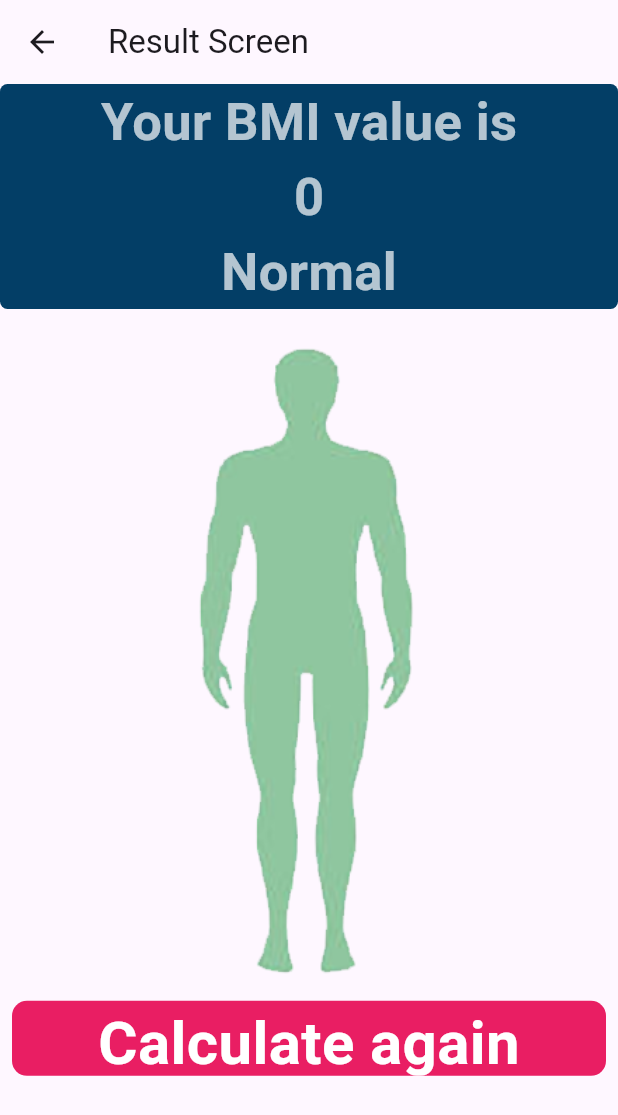
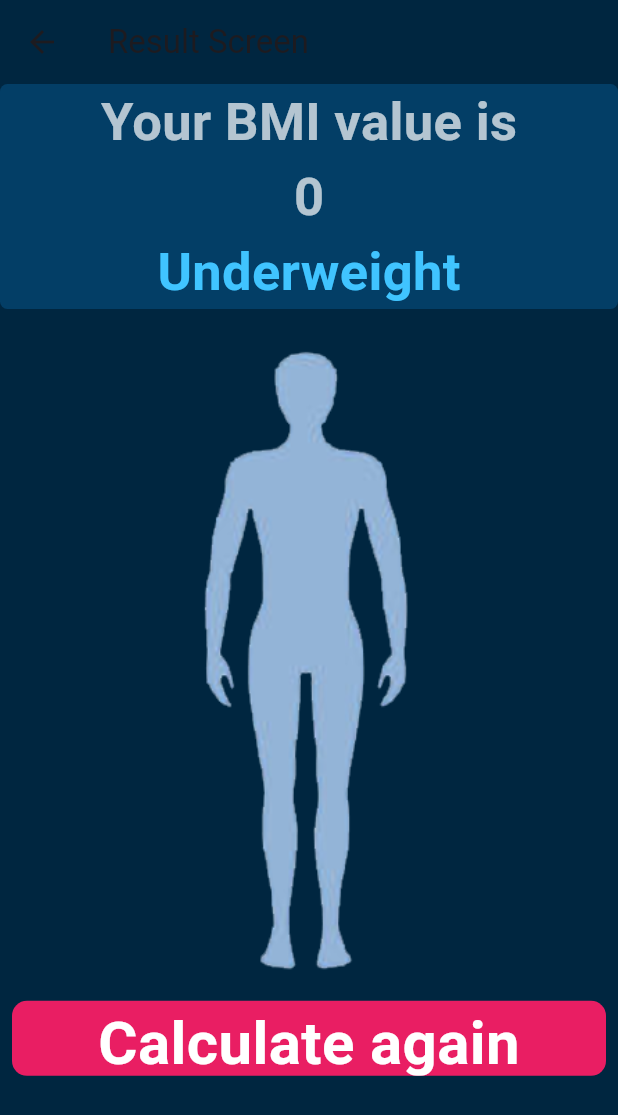
Before and after one commit to saurabh-app/calculate_bmi, a Flutter app: the ResultsScreen screen opened directly with empty values, on a phone screen of 412 x 824 dp. Shown: the top 1115 px of the screen. Run offline on Flutter 3.47's test engine with Material 3 defaults, Android fonts, the phone set to English and light mode, and no system bars; our stand-ins replace font_awesome_flutter.

Commit message:
sky(3 change)

```diff
--- a/lib/results_screen.dart
+++ b/lib/results_screen.dart
@@ -10,12 +10,60 @@ class ResultsScreen extends StatefulWidget {
 }
 
 class _ResultsScreenState extends State<ResultsScreen> {
+  var bmiColor = Colors.white;
+  var bmiText = 'Normal';
+  var imagepath = 'normal';
+
+  @override
+  void initState() {
+    // TODO: implement initState
+    super.initState();
+    updateUI();
+  }
+
+  updateUI() {
+    var bmi = widget.bmiResult;
+    if (bmi < 18) {
+      setState(() {
+        bmiColor = Colors.lightBlueAccent;
+        bmiText = 'Underweight';
+        imagepath = 'underweight';
+      });
+    } else if (bmi >= 18 && bmi <= 25) {
+      setState(() {
+        bmiColor = Colors.green;
+        bmiText = 'Normal';
+        imagepath = 'normal';
+      });
+    } else if (bmi > 26 && bmi <= 30) {
+      setState(() {
+        bmiColor = Colors.yellowAccent;
+        bmiText = 'OverWeight';
+        imagepath = 'overweight';
+      });
+    } else if (bmi > 31 && bmi <= 35) {
+      setState(() {
+        bmiColor = Colors.yellowAccent;
+        bmiText = 'Obese';
+        imagepath = 'obese';
+      });
+    } else if (bmi >= 36) {
+      setState(() {
+        bmiColor = Colors.red;
+        bmiText = 'ExtremeObese';
+        imagepath = 'extreme';
+      });
+    }
+  }
+
   @override
   Widget build(BuildContext context) {
     var width = MediaQuery.of(context).size.width;
     var height = MediaQuery.of(context).size.height;
     return Scaffold(
-      appBar: AppBar(title: Text("Result Screen")),
+      appBar: AppBar(title: Text("Result Screen"),
+       backgroundColor: darkBlueColor,),
+       backgroundColor: darkBlueColor,
       body: Column(
         children: [
           Container(
@@ -29,15 +77,15 @@ class _ResultsScreenState extends State<ResultsScreen> {
               children: [
                 Text("Your BMI value is", style: textStyle),
                 Text('${widget.bmiResult}', style: textStyle),
-                Text("Normal", style: textStyle),
+                Text('${bmiText}', style: textStyle.copyWith(color: bmiColor)),
               ],
             ),
           ),
-          Image.asset('images/normal.png',height: height*0.55,),
-            GestureDetector(
+          Image.asset('images/${imagepath}.png', height: height * 0.55),
+          GestureDetector(
             onTap: () {
               Navigator.pop(context);
-             },
+            },
             child: Container(
               height: 50,
               margin: EdgeInsets.all(8),
--- a/pubspec.yaml
+++ b/pubspec.yaml
@@ -60,7 +60,7 @@ flutter:
 
   # To add assets to your application, add an assets section, like this:
   assets:
-    - images/normal.png
+    - images/
 
 
   # An image asset can refer to one or more resolution-specific "variants", see
```
